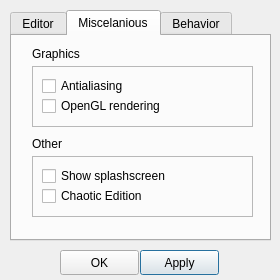
The window that unreal/trunk/qrgui/mainwindow/preferencesDialog.ui (qreal/qreal) describes before a commit, drawn with Qt 5.
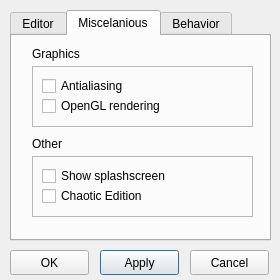
The same window after the commit.

```diff
--- a/unreal/trunk/qrgui/mainwindow/preferencesDialog.ui
+++ b/unreal/trunk/qrgui/mainwindow/preferencesDialog.ui
@@ -28,7 +28,7 @@
   <widget class="QPushButton" name="applyButton">
    <property name="geometry">
     <rect>
-     <x>140</x>
+     <x>100</x>
      <y>250</y>
      <width>79</width>
      <height>25</height>
@@ -41,7 +41,7 @@
   <widget class="QPushButton" name="okButton">
    <property name="geometry">
     <rect>
-     <x>60</x>
+     <x>10</x>
      <y>250</y>
      <width>79</width>
      <height>25</height>
@@ -450,6 +450,19 @@
     </widget>
    </widget>
   </widget>
+  <widget class="QPushButton" name="cancelButton">
+   <property name="geometry">
+    <rect>
+     <x>190</x>
+     <y>250</y>
+     <width>79</width>
+     <height>25</height>
+    </rect>
+   </property>
+   <property name="text">
+    <string>Cancel</string>
+   </property>
+  </widget>
  </widget>
  <resources/>
  <connections/>
```
